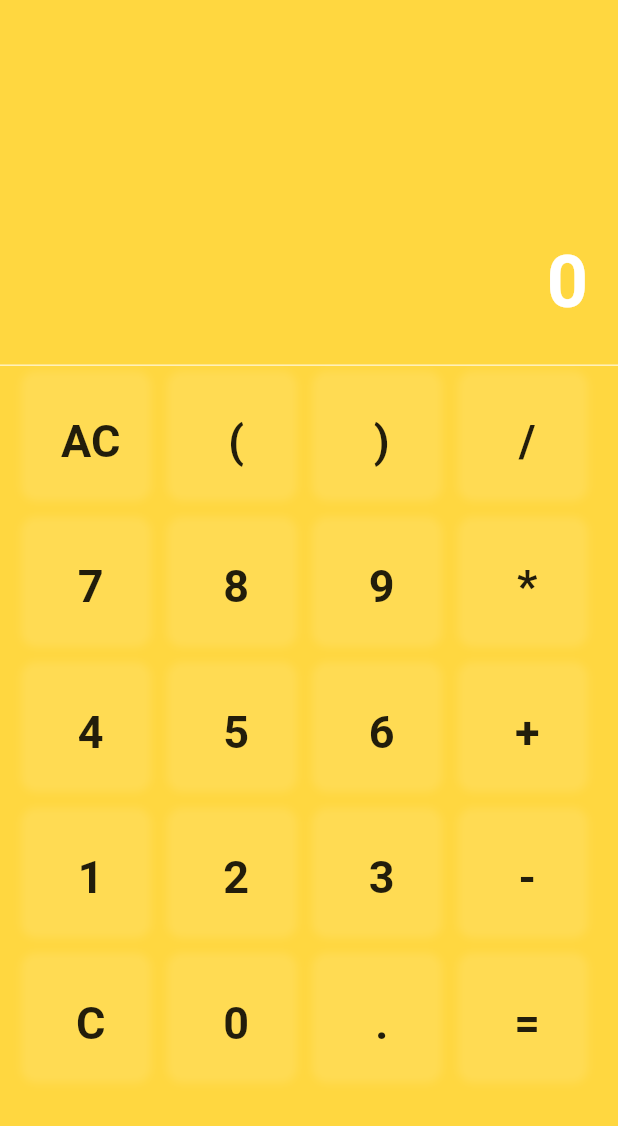
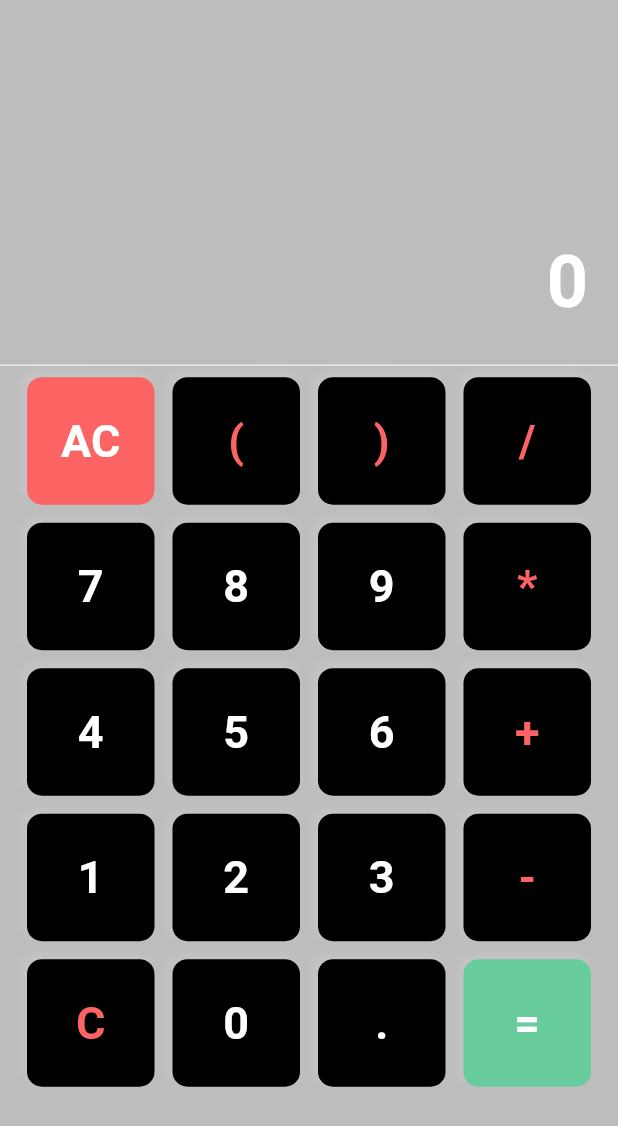
Before and after one commit to omarzouaoui/CalculatorApp, a Flutter app: the screen it shows after launch, on a phone screen of 412 x 824 dp. Shown: the top 1126 px of the screen. Run offline on Flutter 3.47's test engine with Material 2 defaults, Android fonts, the phone set to English and light mode, and no system bars.

Commit message:
Updated UI

```diff
--- a/calculator_app/lib/screens/home_screen.dart
+++ b/calculator_app/lib/screens/home_screen.dart
@@ -38,7 +38,7 @@ class _CalculatorState extends State<Calculator> {
   @override
   Widget build(BuildContext context) {
     return Scaffold(
-      backgroundColor: Colors.amberAccent,
+      backgroundColor: Color.fromARGB(255, 190, 189, 189),
       body: Column(
         children: [
           SizedBox(
@@ -108,7 +108,7 @@ class _CalculatorState extends State<Calculator> {
 
   Widget CustomButton(String text){
     return InkWell(
-      splashColor: Colors.amberAccent,
+      splashColor: Color.fromARGB(255, 190, 189, 189),
       onTap: () {},
       child: Ink(
         decoration: BoxDecoration(
@@ -128,7 +128,7 @@ class _CalculatorState extends State<Calculator> {
           child: Text(
             text,
             style: TextStyle(
-              color: getBgColor(text),
+              color: getColor(text),
               fontSize: 30,
               fontWeight: FontWeight.bold
             ),
@@ -139,8 +139,29 @@ class _CalculatorState extends State<Calculator> {
     );
   }
 
+  getColor(String text){
+    if(
+      text == "/" ||
+      text == "*" ||
+      text == "+" ||
+      text == "-" ||
+      text == "C" ||
+      text == "(" ||
+      text == ")"
+      ){
+        return Color.fromARGB(255, 252, 100, 100);
+    }
+    return Colors.white;
+  }
+
   getBgColor(String text){
-    if(){}
+    if(text == "AC"){
+        return Color.fromARGB(255, 252, 100, 100);
+    }
+    if(text == "="){
+      return Color.fromARGB(255, 104, 204, 159);
+    }
+    return Color.fromARGB(255, 0, 0, 0);
   }
 
 }
```
